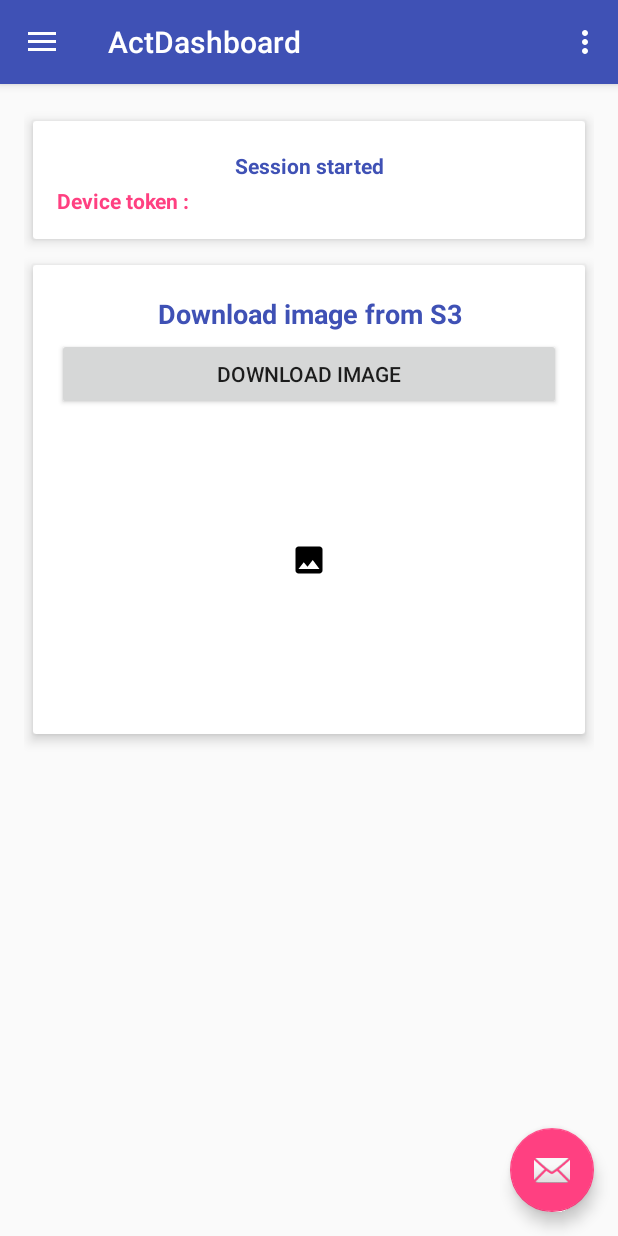
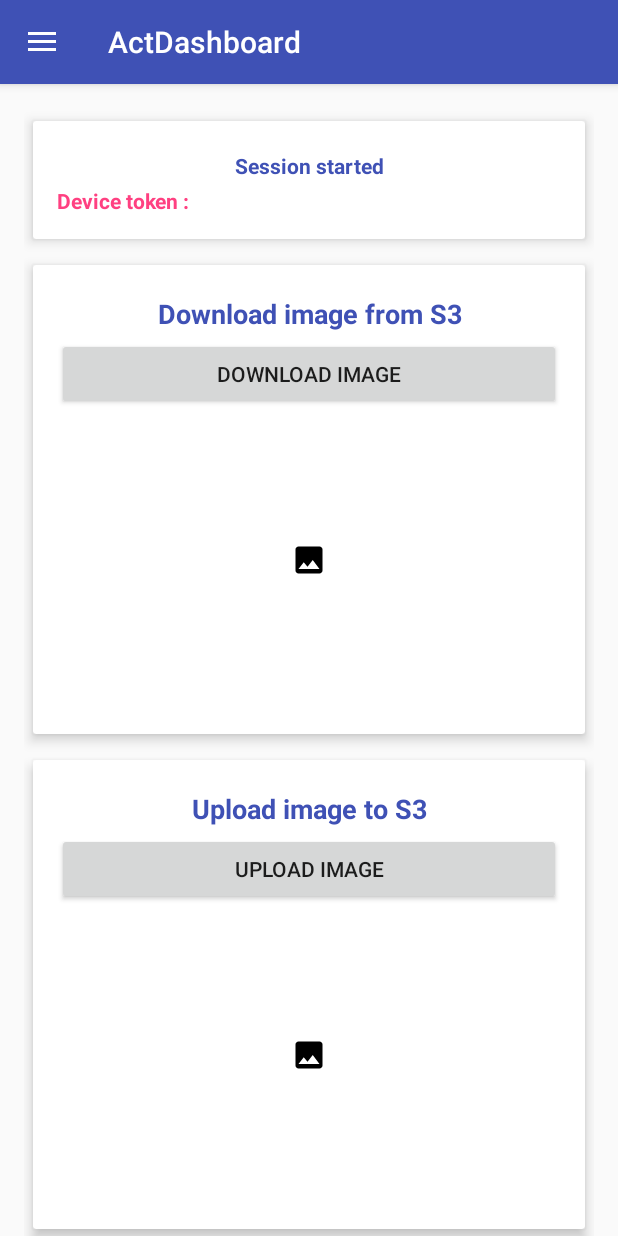
Before and after one commit to tarolechaitanya/AWSDemo, an Android app: the ActDashboard screen opened directly, with no data from a screen before it, on a phone screen of 412 x 824 dp. Run offline under Robolectric (Android 15) with nearby library versions, the phone set to English and light mode, and no system bars; libraries missing offline, so code that uses them is left out: com.amazonaws.mobileconnectors, com.amazonaws.services; 10 statements that could not run were skipped.

Commit message:
Made change in UI to show option to upload image to S3 server. Also removed unwanted options from navigation menu.

```diff
--- a/app/src/main/AndroidManifest.xml
+++ b/app/src/main/AndroidManifest.xml
@@ -65,7 +65,8 @@
         <activity
             android:name=".activities.ActDashboard"
             android:label="@string/title_activity_act_dashboard"
-            android:theme="@style/AppTheme.NoActionBar"></activity>
+            android:screenOrientation="portrait"
+            android:theme="@style/AppTheme.NoActionBar" />
 
         <service
             android:name="com.amazonaws.mobileconnectors.s3.transferutility.TransferService"
--- a/app/src/main/java/com/iss247/awsdemo/activities/ActDashboard.java
+++ b/app/src/main/java/com/iss247/awsdemo/activities/ActDashboard.java
@@ -1,15 +1,17 @@
 package com.iss247.awsdemo.activities;
 
+import android.app.Notification;
+import android.app.NotificationChannel;
+import android.app.NotificationManager;
 import android.app.ProgressDialog;
 import android.content.BroadcastReceiver;
 import android.content.Context;
 import android.content.Intent;
 import android.content.IntentFilter;
+import android.os.Build;
 import android.os.Bundle;
 import android.support.annotation.NonNull;
-import android.support.design.widget.FloatingActionButton;
 import android.support.design.widget.NavigationView;
-import android.support.design.widget.Snackbar;
 import android.support.v4.content.LocalBroadcastManager;
 import android.support.v4.view.GravityCompat;
 import android.support.v4.widget.DrawerLayout;
@@ -48,12 +50,35 @@ import java.io.File;
 public class ActDashboard extends AppCompatActivity
         implements NavigationView.OnNavigationItemSelectedListener, View.OnClickListener {
 
+    public static PinpointManager pinpointManager;
     public final String TAG = ActDashboard.class.getSimpleName();
-    public static PinpointManager pinpointManager;
+    private final BroadcastReceiver notificationReceiver = new BroadcastReceiver() {
+        @Override
+        public void onReceive(Context context, Intent intent) {
+            Log.d(TAG, "Received notification from local broadcast. Display it in a dialog.");
+
+
+            Log.d(TAG, "Received notification from local broadcast. Display it in a dialog.");
+            Bundle data = intent.getBundleExtra(PushListenerService.INTENT_SNS_NOTIFICATION_DATA);
+            String message = PushListenerService.getMessage(data);
+
+            new AlertDialog.Builder(ActDashboard.this)
+                    .setTitle("Push notification")
+                    .setMessage(message)
+                    .setPositiveButton(android.R.string.ok, null)
+                    .show();
+        }
+    };
+    private int notifyID = 1;
+    private int transferID;
     private TextView mTextSessionDetails;
     private TextView mTextDeviceToken;
-    private Button mButtonDownloadImage;
     private ImageView mImageViewS3;
+    private ImageView mImageViewUploadToS3;
+    private TransferUtility transferUtility;
+    private Notification.Builder notificationBuilder;
+    private Notification notification;
+    private NotificationManager notificationManager;
 
     @Override
     protected void onCreate(Bundle savedInstanceState) {
@@ -66,27 +91,21 @@ public class ActDashboard extends AppCompatActivity
     }
 
     private void getAWSDeviceToken() {
-        new Thread(new Runnable() {
-            @Override
-            public void run() {
+        new Thread(() -> {
             try {
                 final String deviceToken =
                         InstanceID.getInstance(ActDashboard.this).getToken(
                                 "209550004762",
                                 GoogleCloudMessaging.INSTANCE_ID_SCOPE);
                 Log.e("NotError device token ", deviceToken);
-                    runOnUiThread(new Runnable() {
-                        @Override
-                        public void run() {
+                runOnUiThread(() -> {
                     Log.e(TAG, " device token " + deviceToken);
-                            mTextDeviceToken.setText("Device token : " + deviceToken);
-                        }
+                    mTextDeviceToken.setText(String.format(getString(R.string.device_token), deviceToken));
                 });
                 pinpointManager.getNotificationClient()
-                            .registerGCMDeviceToken(deviceToken);
+                        .registerDeviceToken(deviceToken);
             } catch (Exception e) {
                 e.printStackTrace();
-                }
             }
         }).start();
     }
@@ -102,14 +121,12 @@ public class ActDashboard extends AppCompatActivity
         // Start a session with Pinpoint
         pinpointManager.getSessionClient().startSession();
 
-        mTextSessionDetails.setText("Session started");
+        mTextSessionDetails.setText(getString(R.string.session_started));
 
 
         AnalyticsEvent event =
                 pinpointManager.getAnalyticsClient().createEvent("UserLoggedInEvent")
                         .withAttribute("screen", "dashboard");
-//                        .withAttribute("DemoAttribute2", "DemoAttributeValue2")
-//                        .withMetric("DemoMetric1", Math.random());
 
         pinpointManager.getAnalyticsClient().recordEvent(event);
     }
@@ -139,15 +156,6 @@ public class ActDashboard extends AppCompatActivity
         Toolbar toolbar = findViewById(R.id.toolbar);
         setSupportActionBar(toolbar);
 
-        FloatingActionButton fab = findViewById(R.id.fab);
-        fab.setOnClickListener(new View.OnClickListener() {
-            @Override
-            public void onClick(View view) {
-                Snackbar.make(view, "Replace with your own action", Snackbar.LENGTH_LONG)
-                        .setAction("Action", null).show();
-            }
-        });
-
         DrawerLayout drawer = findViewById(R.id.drawer_layout);
         ActionBarDrawerToggle toggle = new ActionBarDrawerToggle(
                 this, drawer, toolbar, R.string.navigation_drawer_open, R.string.navigation_drawer_close);
@@ -160,13 +168,16 @@ public class ActDashboard extends AppCompatActivity
         mTextSessionDetails = findViewById(R.id.txtSessionDetail);
         mTextDeviceToken = findViewById(R.id.txtDeviceToken);
 
-        mTextSessionDetails.setText("Session yet to start... please wait");
-        mTextDeviceToken.setText("Device token not present... please wait");
+        mTextSessionDetails.setText(getString(R.string.session_yet_to_start));
+        mTextDeviceToken.setText(getString(R.string.token_not_present));
 
-        mButtonDownloadImage = findViewById(R.id.btnDownloadImage);
-        mButtonDownloadImage.setOnClickListener(this);
+        Button buttonDownloadImage = findViewById(R.id.btnDownloadImage);
+        Button buttonUploadImage = findViewById(R.id.btnUploadImage);
+        buttonDownloadImage.setOnClickListener(this);
+        buttonUploadImage.setOnClickListener(this);
 
         mImageViewS3 = findViewById(R.id.imgViewS3);
+        mImageViewUploadToS3 = findViewById(R.id.imgViewUploadS3);
 
     }
 
@@ -175,33 +186,34 @@ public class ActDashboard extends AppCompatActivity
         final ProgressDialog progress = new ProgressDialog(this);
         progress.setTitle("Image from S3");
         progress.setMessage("Downloading image please wait...");
+        progress.setIndeterminate(false);
+        progress.setProgressStyle(ProgressDialog.STYLE_HORIZONTAL);
+        progress.setProgress(0);
         progress.setCancelable(false); // disable dismiss by tapping outside of the dialog
         progress.show();
-// To dismiss the dialog
 
-        TransferUtility transferUtility =
+        transferUtility =
                 TransferUtility.builder()
                         .context(getApplicationContext())
                         .awsConfiguration(AWSMobileClient.getInstance().getConfiguration())
                         .s3Client(new AmazonS3Client(AWSMobileClient.getInstance().getCredentialsProvider()))
                         .build();
 
-        TransferObserver downloadObserver =
+        TransferObserver transferObserver =
                 transferUtility.download(
-                        "public/mario.jpg",
+                        "public/large9.JPG",
                         new File(getExternalFilesDir(null) + "/files/mario.jpg"));
 
         // Attach a listener to the observer to get state update and progress notifications
-        downloadObserver.setTransferListener(new TransferListener() {
+        transferObserver.setTransferListener(new TransferListener() {
 
             @Override
             public void onStateChanged(int id, TransferState state) {
                 if (TransferState.COMPLETED == state) {
                     // Handle a completed upload
-                    if (progress != null) {
+                    progress.setProgress(100);
                     progress.dismiss();
                     setImage();
-                    }
                 }
             }
 
@@ -209,8 +221,8 @@ public class ActDashboard extends AppCompatActivity
             public void onProgressChanged(int id, long bytesCurrent, long bytesTotal) {
                 float percentDonef = ((float) bytesCurrent / (float) bytesTotal) * 100;
                 int percentDone = (int) percentDonef;
-
-                Log.d("ActDashboard", "   ID:" + id + "   bytesCurrent: " + bytesCurrent + "   bytesTotal: " + bytesTotal + " " + percentDone + "%");
+                progress.setProgress(percentDone);
+                Log.d(TAG, "   ID:" + id + "   bytesCurrent: " + bytesCurrent + "   bytesTotal: " + bytesTotal + " " + percentDone + "%");
             }
 
             @Override
@@ -220,14 +232,10 @@ public class ActDashboard extends AppCompatActivity
 
         });
 
-        // If you prefer to poll for the data, instead of attaching a
-        // listener, check for the state and progress in the observer.
-        if (TransferState.COMPLETED == downloadObserver.getState()) {
-            // Handle a completed upload.
-        }
+        transferID = transferObserver.getId();
 
-        Log.d("ActDashboard", "Bytes Transferrred: " + downloadObserver.getBytesTransferred());
-        Log.d("ActDashboard", "Bytes Total: " + downloadObserver.getBytesTotal());
+        Log.d(TAG, "Bytes Transferrred: " + transferObserver.getBytesTransferred());
+        Log.d(TAG, "Bytes Total: " + transferObserver.getBytesTotal());
     }
 
     private void setImage() {
@@ -235,8 +243,14 @@ public class ActDashboard extends AppCompatActivity
         GlideApp
                 .with(ActDashboard.this)
                 .load(file)
-                .diskCacheStrategy(DiskCacheStrategy.ALL)
+                .diskCacheStrategy(DiskCacheStrategy.NONE)
                 .into(mImageViewS3);
+
+        GlideApp
+                .with(ActDashboard.this)
+                .load(file)
+                .diskCacheStrategy(DiskCacheStrategy.NONE)
+                .into(mImageViewUploadToS3);
     }
 
     @Override
@@ -256,21 +270,6 @@ public class ActDashboard extends AppCompatActivity
         return true;
     }
 
-    @Override
-    public boolean onOptionsItemSelected(MenuItem item) {
-        // Handle action bar item clicks here. The action bar will
-        // automatically handle clicks on the Home/Up button, so long
-        // as you specify a parent activity in AndroidManifest.xml.
-        int id = item.getItemId();
-
-        //noinspection SimplifiableIfStatement
-        if (id == R.id.action_settings) {
-            return true;
-        }
-
-        return super.onOptionsItemSelected(item);
-    }
-
     @SuppressWarnings("StatementWithEmptyBody")
     @Override
     public boolean onNavigationItemSelected(@NonNull MenuItem item) {
@@ -279,10 +278,6 @@ public class ActDashboard extends AppCompatActivity
 
         if (id == R.id.nav_sign_out) {
             IdentityManager.getDefaultIdentityManager().signOut();
-        } else if (id == R.id.nav_gallery) {
-
-        } else if (id == R.id.nav_slideshow) {
-
         }
 
         DrawerLayout drawer = findViewById(R.id.drawer_layout);
@@ -290,28 +285,12 @@ public class ActDashboard extends AppCompatActivity
         return true;
     }
 
-    private final BroadcastReceiver notificationReceiver = new BroadcastReceiver() {
-        @Override
-        public void onReceive(Context context, Intent intent) {
-            Log.d(TAG, "Received notification from local broadcast. Display it in a dialog.");
-
-
-            Log.d(TAG, "Received notification from local broadcast. Display it in a dialog.");
-            Bundle data = intent.getBundleExtra(PushListenerService.INTENT_SNS_NOTIFICATION_DATA);
-            String message = PushListenerService.getMessage(data);
-
-            new AlertDialog.Builder(ActDashboard.this)
-                    .setTitle("Push notification")
-                    .setMessage(message)
-                    .setPositiveButton(android.R.string.ok, null)
-                    .show();
-        }
-    };
-
     @Override
     protected void onPause() {
         super.onPause();
-
+        if (transferUtility != null && transferID != 0) {
+            transferUtility.pause(transferID);
+        }
         // unregister notification receiver
         LocalBroadcastManager.getInstance(this).unregisterReceiver(notificationReceiver);
     }
@@ -319,7 +298,9 @@ public class ActDashboard extends AppCompatActivity
     @Override
     protected void onResume() {
         super.onResume();
-
+        if (transferUtility != null && transferID != 0) {
+            transferUtility.resume(transferID);
+        }
         // register notification receiver
         LocalBroadcastManager.getInstance(this).registerReceiver(notificationReceiver,
                 new IntentFilter(PushListenerService.ACTION_PUSH_NOTIFICATION));
@@ -330,6 +311,118 @@ public class ActDashboard extends AppCompatActivity
         switch (v.getId()) {
             case R.id.btnDownloadImage:
                 downloadWithTransferUtility();
+                break;
+            case R.id.btnUploadImage:
+                uploadWithTransferUtility();
+                break;
+            default:
+                break;
+        }
+    }
+
+    private void uploadWithTransferUtility() {
+
+        TransferUtility uploadTransferUtility =
+                TransferUtility.builder()
+                        .context(getApplicationContext())
+                        .awsConfiguration(AWSMobileClient.getInstance().getConfiguration())
+                        .s3Client(new AmazonS3Client(AWSMobileClient.getInstance().getCredentialsProvider()))
+                        .build();
+
+        File file = new File(getExternalFilesDir(null) + "/files/mario.jpg");
+        if (file.exists()) {
+            TransferObserver uploadObserver =
+                    uploadTransferUtility.upload(
+                            "uploads/sample_upload.jpg", file);
+
+            // Attach a listener to the observer to get state update and progress notifications
+            uploadObserver.setTransferListener(new TransferListener() {
+
+                @Override
+                public void onStateChanged(int id, TransferState state) {
+                    if (TransferState.COMPLETED == state) {
+                        // Handle a completed upload.
+                        updateProgress(100);
+                    }
+                }
+
+                @Override
+                public void onProgressChanged(int id, long bytesCurrent, long bytesTotal) {
+                    float percentDonef = ((float) bytesCurrent / (float) bytesTotal) * 100;
+                    int percentDone = (int) percentDonef;
+                    updateProgress(percentDone);
+                    Log.d(TAG, "ID:" + id + " bytesCurrent: " + bytesCurrent
+                            + " bytesTotal: " + bytesTotal + " " + percentDone + "%");
+                }
+
+                @Override
+                public void onError(int id, Exception ex) {
+                    // Handle errors
+                }
+
+            });
+
+            Log.d(TAG, "Bytes Transferrred: " + uploadObserver.getBytesTransferred());
+            Log.d(TAG, "Bytes Total: " + uploadObserver.getBytesTotal());
+
+            showNotification();
+        }
+    }
+
+    private void updateProgress(int percentDone) {
+        if (notificationBuilder != null) {
+            notificationBuilder.setProgress(100, percentDone, false);
+
+            if (percentDone == 100) {
+                notification = notificationBuilder
+                        .setOngoing(false)
+                        .setContentText("File uploaded successfully")
+                        .build();
+            } else {
+                notification = notificationBuilder
+                        .setOngoing(true)
+                        .build();
+            }
+
+            notificationManager.notify(notifyID, notification);
+        }
+    }
+
+    private void showNotification() {
+
+        String channelId = "my_channel";
+
+        if (Build.VERSION.SDK_INT >= Build.VERSION_CODES.O) {
+            // Create a notification and set the notification channel.
+            notificationBuilder = new Notification.Builder(ActDashboard.this, channelId)
+                    .setOngoing(true)
+                    .setContentTitle("Upload to S3")
+                    .setSmallIcon(R.drawable.ic_adb_black_24dp)
+                    .setProgress(100, 0, false)
+                    .setContentText("Uploading image to S3, please wait...");
+        } else {
+            notificationBuilder = new Notification.Builder(ActDashboard.this)
+                    .setOngoing(true)
+                    .setContentTitle("Upload to S3")
+                    .setSmallIcon(R.drawable.ic_adb_black_24dp)
+                    .setProgress(100, 0, false)
+                    .setContentText("Uploading image to S3, please wait...");
+        }
+
+        notification = notificationBuilder.build();
+
+        notificationManager =
+                (NotificationManager) getSystemService(Context.NOTIFICATION_SERVICE);
+        if (Build.VERSION.SDK_INT >= Build.VERSION_CODES.O) {
+            CharSequence name = "Test Channel";
+            // Sets an ID for the notification, so it can be updated.
+            int importance = NotificationManager.IMPORTANCE_HIGH;
+            NotificationChannel mChannel = new NotificationChannel(channelId, name, importance);
+            notificationManager.createNotificationChannel(mChannel);
+        }
+        // Issue the notification.
+        if (notificationManager != null) {
+            notificationManager.notify(notifyID, notification);
         }
     }
 }
--- /dev/null
+++ b/app/src/main/res/drawable/ic_adb_black_24dp.xml
@@ -0,0 +1,9 @@
+<vector xmlns:android="http://schemas.android.com/apk/res/android"
+    android:width="24dp"
+    android:height="24dp"
+    android:viewportHeight="24.0"
+    android:viewportWidth="24.0">
+    <path
+        android:fillColor="#FF000000"
+        android:pathData="M5,16c0,3.87 3.13,7 7,7s7,-3.13 7,-7v-4L5,12v4zM16.12,4.37l2.1,-2.1 -0.82,-0.83 -2.3,2.31C14.16,3.28 13.12,3 12,3s-2.16,0.28 -3.09,0.75L6.6,1.44l-0.82,0.83 2.1,2.1C6.14,5.64 5,7.68 5,10v1h14v-1c0,-2.32 -1.14,-4.36 -2.88,-5.63zM9,9c-0.55,0 -1,-0.45 -1,-1s0.45,-1 1,-1 1,0.45 1,1 -0.45,1 -1,1zM15,9c-0.55,0 -1,-0.45 -1,-1s0.45,-1 1,-1 1,0.45 1,1 -0.45,1 -1,1z" />
+</vector>
--- a/app/src/main/res/layout/app_bar_act_dashboard.xml
+++ b/app/src/main/res/layout/app_bar_act_dashboard.xml
@@ -22,12 +22,12 @@
 
     <include layout="@layout/content_act_dashboard" />
 
-    <android.support.design.widget.FloatingActionButton
-        android:id="@+id/fab"
-        android:layout_width="wrap_content"
-        android:layout_height="wrap_content"
-        android:layout_gravity="bottom|end"
-        android:layout_margin="@dimen/fab_margin"
-        app:srcCompat="@android:drawable/ic_dialog_email" />
+    <!--<android.support.design.widget.FloatingActionButton-->
+    <!--android:id="@+id/fab"-->
+    <!--android:layout_width="wrap_content"-->
+    <!--android:layout_height="wrap_content"-->
+    <!--android:layout_gravity="bottom|end"-->
+    <!--android:layout_margin="@dimen/fab_margin"-->
+    <!--app:srcCompat="@android:drawable/ic_dialog_email" />-->
 
 </android.support.design.widget.CoordinatorLayout>
--- a/app/src/main/res/layout/content_act_dashboard.xml
+++ b/app/src/main/res/layout/content_act_dashboard.xml
@@ -1,11 +1,15 @@
 <?xml version="1.0" encoding="utf-8"?>
-<android.support.constraint.ConstraintLayout xmlns:android="http://schemas.android.com/apk/res/android"
+<android.support.v4.widget.NestedScrollView xmlns:android="http://schemas.android.com/apk/res/android"
     xmlns:app="http://schemas.android.com/apk/res-auto"
     xmlns:tools="http://schemas.android.com/tools"
     android:layout_width="match_parent"
     android:layout_height="match_parent"
+    app:layout_behavior="@string/appbar_scrolling_view_behavior">
+
+    <android.support.constraint.ConstraintLayout xmlns:android="http://schemas.android.com/apk/res/android"
+        android:layout_width="match_parent"
+        android:layout_height="wrap_content"
         android:padding="16dp"
-    app:layout_behavior="@string/appbar_scrolling_view_behavior"
         tools:context="com.iss247.awsdemo.activities.ActDashboard"
         tools:showIn="@layout/app_bar_act_dashboard">
 
@@ -51,6 +55,7 @@
         </android.support.v7.widget.CardView>
 
         <android.support.v7.widget.CardView
+            android:id="@+id/cardViewDownload"
             android:layout_width="match_parent"
             android:layout_height="wrap_content"
             app:cardElevation="5dp"
@@ -103,4 +108,59 @@
 
         </android.support.v7.widget.CardView>
 
+        <android.support.v7.widget.CardView
+            android:id="@+id/cardViewUpload"
+            android:layout_width="match_parent"
+            android:layout_height="wrap_content"
+            app:cardElevation="5dp"
+            app:cardUseCompatPadding="true"
+            app:layout_constraintEnd_toEndOf="parent"
+            app:layout_constraintStart_toStartOf="parent"
+            app:layout_constraintTop_toBottomOf="@id/cardViewDownload">
+
+            <android.support.constraint.ConstraintLayout
+                android:layout_width="match_parent"
+                android:layout_height="wrap_content"
+                android:padding="16dp">
+
+                <TextView
+                    android:id="@+id/txtUploadImage"
+                    android:layout_width="match_parent"
+                    android:layout_height="wrap_content"
+                    android:layout_marginBottom="49dp"
+                    android:gravity="center|top"
+                    android:paddingBottom="4dp"
+                    android:paddingTop="4dp"
+                    android:text="Upload image to S3"
+                    android:textColor="@color/colorPrimary"
+                    android:textSize="18sp"
+                    android:textStyle="bold"
+                    app:layout_constraintEnd_toEndOf="parent"
+                    app:layout_constraintStart_toStartOf="parent"
+                    app:layout_constraintTop_toTopOf="parent" />
+
+                <Button
+                    android:id="@+id/btnUploadImage"
+                    android:layout_width="match_parent"
+                    android:layout_height="wrap_content"
+                    android:text="Upload image"
+                    app:layout_constraintEnd_toEndOf="parent"
+                    app:layout_constraintStart_toStartOf="parent"
+                    app:layout_constraintTop_toBottomOf="@+id/txtUploadImage" />
+
+                <ImageView
+                    android:id="@+id/imgViewUploadS3"
+                    android:layout_width="200dp"
+                    android:layout_height="200dp"
+                    android:scaleType="centerInside"
+                    android:src="@drawable/ic_image_black_24dp"
+                    app:layout_constraintEnd_toEndOf="parent"
+                    app:layout_constraintStart_toStartOf="parent"
+                    app:layout_constraintTop_toBottomOf="@+id/btnUploadImage" />
+
             </android.support.constraint.ConstraintLayout>
+
+        </android.support.v7.widget.CardView>
+
+    </android.support.constraint.ConstraintLayout>
+</android.support.v4.widget.NestedScrollView>
--- a/app/src/main/res/menu/act_dashboard.xml
+++ b/app/src/main/res/menu/act_dashboard.xml
@@ -1,9 +1,8 @@
 <?xml version="1.0" encoding="utf-8"?>
-<menu xmlns:android="http://schemas.android.com/apk/res/android"
-    xmlns:app="http://schemas.android.com/apk/res-auto">
-    <item
-        android:id="@+id/action_settings"
-        android:orderInCategory="100"
-        android:title="@string/action_settings"
-        app:showAsAction="never" />
+<menu>
+    <!--<item-->
+    <!--android:id="@+id/action_settings"-->
+    <!--android:orderInCategory="100"-->
+    <!--android:title="@string/action_settings"-->
+    <!--app:showAsAction="never" />-->
 </menu>
--- a/app/src/main/res/values/strings.xml
+++ b/app/src/main/res/values/strings.xml
@@ -7,4 +7,8 @@
     <string name="navigation_drawer_close">Close navigation drawer</string>
 
     <string name="action_settings">Settings</string>
+    <string name="session_started">Session started</string>
+    <string name="session_yet_to_start">Session yet to start... please wait</string>
+    <string name="token_not_present">Device token not present... please wait</string>
+    <string name="device_token">Device token : %s</string>
 </resources>
```
Also changed, not shown: app/build.gradle (+9 -10 lines). Lines whose indentation alone changed are shown as unchanged.
